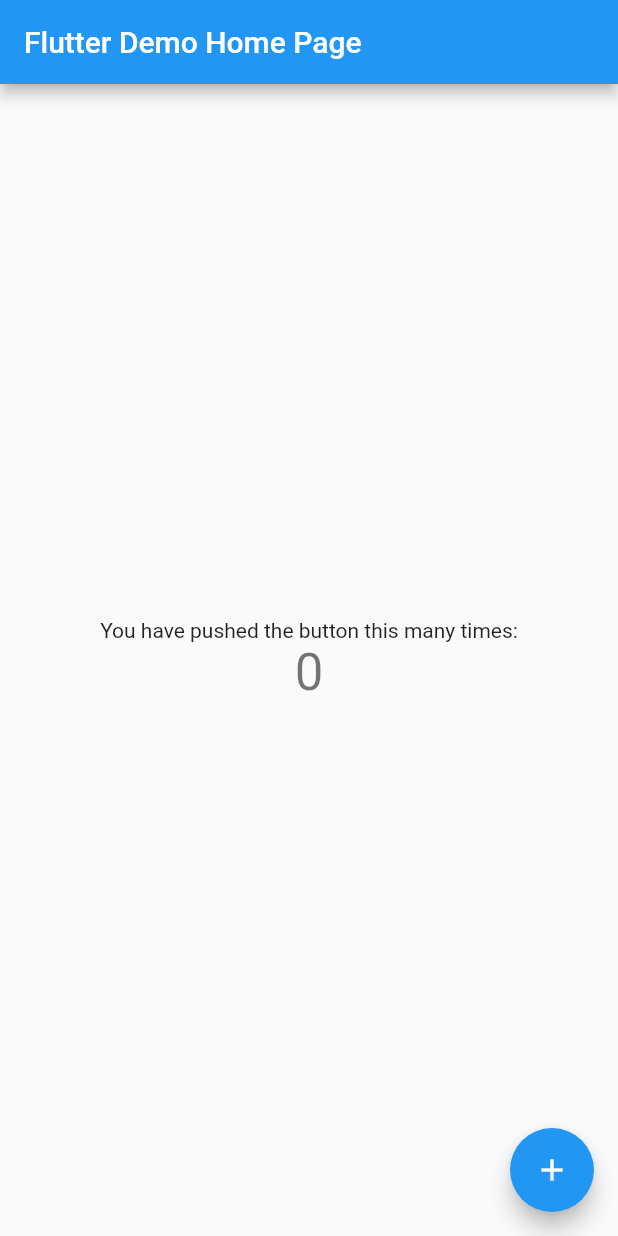
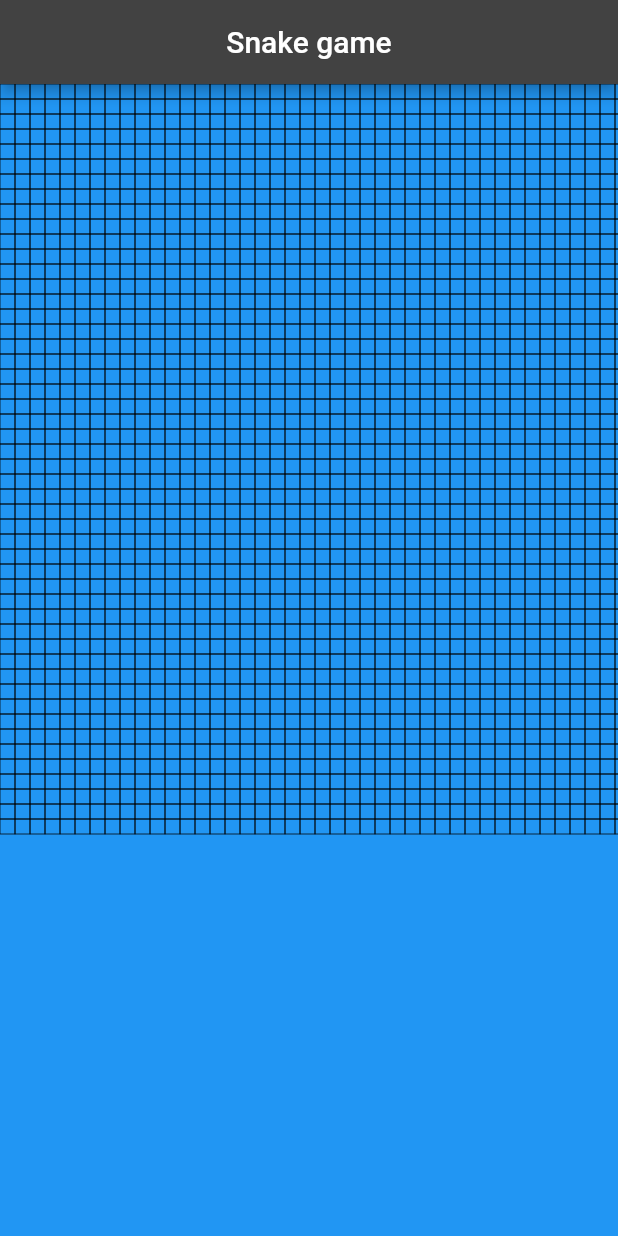
Before and after one commit to sahanagana/2playersnakeapp, a Flutter app: the screen it shows after launch, on a phone screen of 412 x 824 dp. Run offline on Flutter 3.47's test engine with Material 2 defaults, Android fonts, the phone set to English and light mode, and no system bars.

Commit message:
Update main.dart

```diff
--- a/lib/main.dart
+++ b/lib/main.dart
@@ -1,115 +1,122 @@
+// Copyright 2019 the Dart project authors. All rights reserved.
+// Use of this source code is governed by a BSD-style license
+// that can be found in the LICENSE file.
+
+import 'dart:math' as math;
 import 'package:flutter/material.dart';
+import 'dart:async';
+import 'dart:ui';
+
+const Color primaryColor = Colors.black;
+const TargetPlatform platform = TargetPlatform.android;
+String direction1="right";
+
+//double height=0;
+
+
+
 
 void main() {
-  runApp(const MyApp());
+
+  runApp(Sunflower());
+}
+class Sunflower extends StatefulWidget {
+  @override
+  final periodicTimer = Timer.periodic(
+  const Duration(seconds: 1),
+  (timer) {
+    //print("here");
+    SunflowerPainter(100);
+    // Update user about remaining time
+  },
+);
+  State<StatefulWidget> createState() {
+    return _SunflowerState();
+  }
+
 }
 
-class MyApp extends StatelessWidget {
-  const MyApp({Key? key}) : super(key: key);
 
-  // This widget is the root of your application.
+
+
+
+class SunflowerPainter extends CustomPainter {
+  final int seeds;
+  SunflowerPainter(this.seeds);
+
+  @override
+  void paint(Canvas canvas, Size size) {
+
+int row = 50;
+int col = 50;
+
+   final list=List<List<int>>.filled(row,List<int>.filled(col,0));
+    for(int x=0;x<list.length;x++){
+    for (var y = 0; y <list[x].length; y++) {
+
+      drawSeed(canvas, x*10.0, y*10.0);
+
+    }
+    }
+  }
+
+
+  @override
+  bool shouldRepaint(SunflowerPainter oldDelegate) {
+
+    return false;
+  }
+
+  // Draw a small circle representing a seed centered at (x,y).
+  void drawSeed(Canvas canvas, double x, double y) {
+
+    final paint = Paint()
+      ..strokeWidth = .5
+      ..style = PaintingStyle.stroke
+      ..color = primaryColor;
+    canvas.drawRect(Rect.fromLTWH(x,y,10,10.0), paint);
+  }
+}
+
+
+class _SunflowerState extends State<Sunflower> {
+
+
   @override
   Widget build(BuildContext context) {
+    //width = MediaQuery.of(context).size.width;
+    //height = MediaQuery.of(context).size.height;
+
     return MaterialApp(
-      title: 'Flutter Demo',
+
+     // debugShowCheckedModeBanner: false,
       theme: ThemeData(
-        // This is the theme of your application.
-        //
-        // Try running your application with "flutter run". You'll see the
-        // application has a blue toolbar. Then, without quitting the app, try
-        // changing the primarySwatch below to Colors.green and then invoke
-        // "hot reload" (press "r" in the console where you ran "flutter run",
-        // or simply save your changes to "hot reload" in a Flutter IDE).
-        // Notice that the counter didn't reset back to zero; the application
-        // is not restarted.
-        primarySwatch: Colors.blue,
+        //platform: platform,
+        brightness: Brightness.dark,
+        canvasColor:Colors.blue,
       ),
-      home: const MyHomePage(title: 'Flutter Demo Home Page'),
+      home: Scaffold(
+        appBar: AppBar(
+          centerTitle: true,
+          title: const Text("Snake game"),
+        ),
+
+        body: CustomPaint(
+            painter: SunflowerPainter(0),
+
+          ),
+        ),
+
     );
   }
 }
 
-class MyHomePage extends StatefulWidget {
-  const MyHomePage({Key? key, required this.title}) : super(key: key);
-
-  // This widget is the home page of your application. It is stateful, meaning
-  // that it has a State object (defined below) that contains fields that affect
-  // how it looks.
-
-  // This class is the configuration for the state. It holds the values (in this
-  // case the title) provided by the parent (in this case the App widget) and
-  // used by the build method of the State. Fields in a Widget subclass are
-  // always marked "final".
-
-  final String title;
-
-  @override
-  State<MyHomePage> createState() => _MyHomePageState();
+Size screenSize(BuildContext context) {
+  return MediaQuery.of(context).size;
 }
-
-class _MyHomePageState extends State<MyHomePage> {
-  int _counter = 0;
-
-  void _incrementCounter() {
-    setState(() {
-      // This call to setState tells the Flutter framework that something has
-      // changed in this State, which causes it to rerun the build method below
-      // so that the display can reflect the updated values. If we changed
-      // _counter without calling setState(), then the build method would not be
-      // called again, and so nothing would appear to happen.
-      _counter++;
-    });
-  }
-
-  @override
-  Widget build(BuildContext context) {
-    // This method is rerun every time setState is called, for instance as done
-    // by the _incrementCounter method above.
-    //
-    // The Flutter framework has been optimized to make rerunning build methods
-    // fast, so that you can just rebuild anything that needs updating rather
-    // than having to individually change instances of widgets.
-    return Scaffold(
-      appBar: AppBar(
-        // Here we take the value from the MyHomePage object that was created by
-        // the App.build method, and use it to set our appbar title.
-        title: Text(widget.title),
-      ),
-      body: Center(
-        // Center is a layout widget. It takes a single child and positions it
-        // in the middle of the parent.
-        child: Column(
-          // Column is also a layout widget. It takes a list of children and
-          // arranges them vertically. By default, it sizes itself to fit its
-          // children horizontally, and tries to be as tall as its parent.
-          //
-          // Invoke "debug painting" (press "p" in the console, choose the
-          // "Toggle Debug Paint" action from the Flutter Inspector in Android
-          // Studio, or the "Toggle Debug Paint" command in Visual Studio Code)
-          // to see the wireframe for each widget.
-          //
-          // Column has various properties to control how it sizes itself and
-          // how it positions its children. Here we use mainAxisAlignment to
-          // center the children vertically; the main axis here is the vertical
-          // axis because Columns are vertical (the cross axis would be
-          // horizontal).
-          mainAxisAlignment: MainAxisAlignment.center,
-          children: <Widget>[
-            const Text(
-              'You have pushed the button this many times:',
-            ),
-            Text(
-              '$_counter',
-              style: Theme.of(context).textTheme.headline4,
-            ),
-          ],
-        ),
-      ),
-      floatingActionButton: FloatingActionButton(
-        onPressed: _incrementCounter,
-        tooltip: 'Increment',
-        child: const Icon(Icons.add),
-      ), // This trailing comma makes auto-formatting nicer for build methods.
-    );
-  }
+double screenHeight(BuildContext context, {double dividedBy = 1}) {
+  return screenSize(context).height / dividedBy;
 }
+double screenWidth(BuildContext context, {double dividedBy = 1}) {
+  return screenSize(context).width / dividedBy;
+}
```
